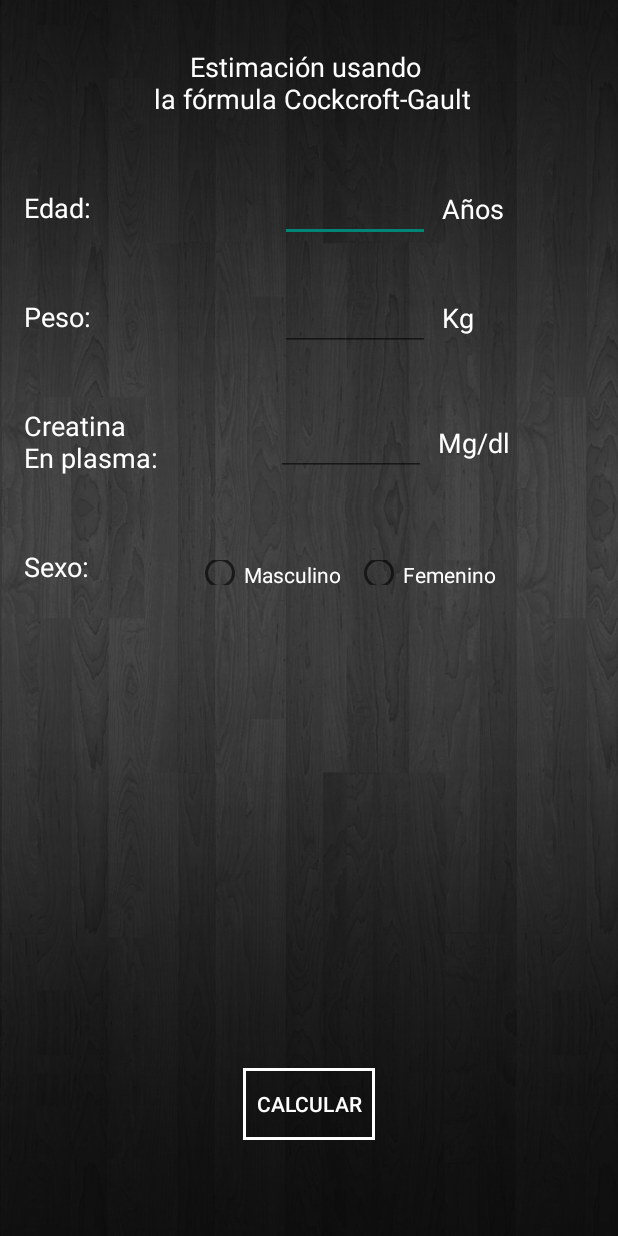
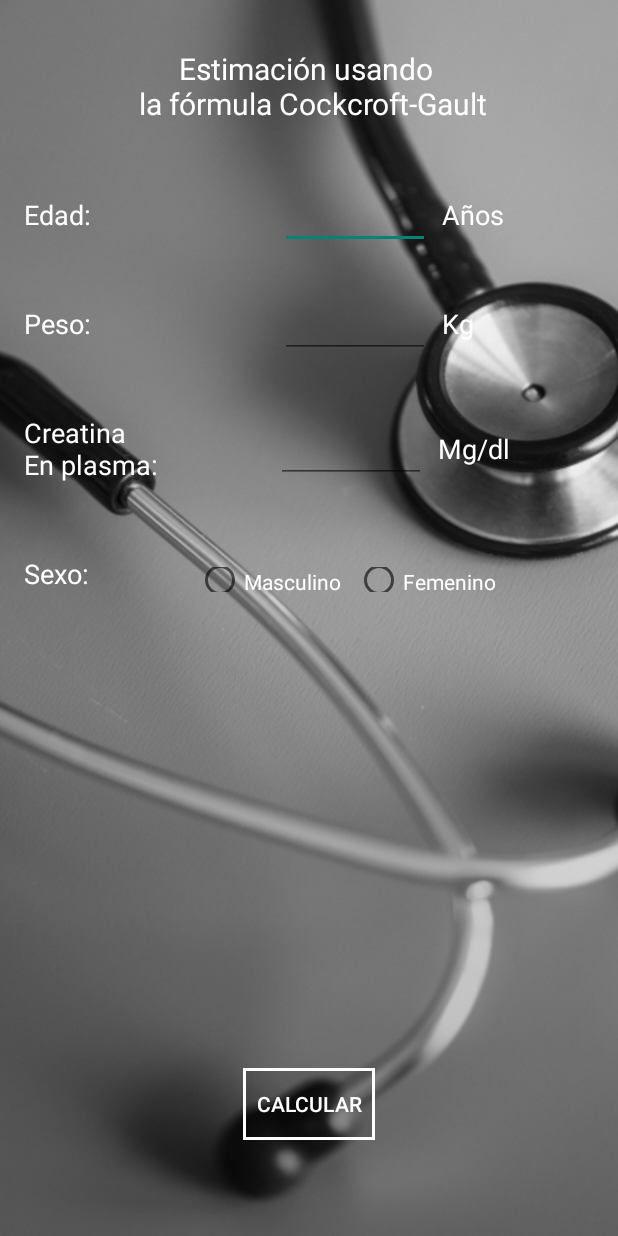
Before and after one commit to torchb3arer/iraimapp, an Android app: the screen it shows after launch (MainActivity), on a phone screen of 412 x 824 dp. Run offline under Robolectric (Android 15) with nearby library versions, the phone set to English and light mode, and no system bars.

Commit message:
avances para el cambio de look and feel

```diff
--- /dev/null
+++ b/app/src/main/gen/com/example/torchb3arer/iraimapp/Manifest.java
@@ -0,0 +1,7 @@
+/*___Generated_by_IDEA___*/
+
+package com.example.torchb3arer.iraimapp;
+
+/* This stub is only used by the IDE. It is NOT the Manifest class actually packed into the APK */
+public final class Manifest {
+}
--- /dev/null
+++ b/app/src/main/gen/com/example/torchb3arer/iraimapp/R.java
@@ -0,0 +1,7 @@
+/*___Generated_by_IDEA___*/
+
+package com.example.torchb3arer.iraimapp;
+
+/* This stub is only used by the IDE. It is NOT the R class actually packed into the APK */
+public final class R {
+}
--- a/app/src/main/res/layout/activity_main.xml
+++ b/app/src/main/res/layout/activity_main.xml
@@ -2,34 +2,36 @@
 <android.support.constraint.ConstraintLayout xmlns:android="http://schemas.android.com/apk/res/android"
     xmlns:app="http://schemas.android.com/apk/res-auto"
     xmlns:tools="http://schemas.android.com/tools"
-    android:layout_width="match_parent"
-    android:layout_height="match_parent"
+    android:id="@+id/background"
+    android:layout_width="wrap_content"
+    android:layout_height="wrap_content"
     tools:context=".Controller.MainActivity">
 
     <ImageView
         android:id="@+id/imageView3"
-        android:layout_width="0dp"
-        android:layout_height="0dp"
+        android:layout_width="wrap_content"
+        android:layout_height="wrap_content"
         android:scaleType="centerCrop"
         app:layout_constraintBottom_toBottomOf="parent"
         app:layout_constraintEnd_toEndOf="parent"
-        app:layout_constraintHorizontal_bias="1.0"
         app:layout_constraintStart_toStartOf="parent"
         app:layout_constraintTop_toTopOf="parent"
-        app:layout_constraintVertical_bias="0.0"
-        app:srcCompat="@drawable/background" />
+        app:layout_constraintVertical_bias="1.0"
+        app:srcCompat="@drawable/pixelunsplash" />
 
     <TextView
         android:id="@+id/titulo"
         android:layout_width="wrap_content"
         android:layout_height="wrap_content"
-        android:layout_marginEnd="16dp"
         android:layout_marginStart="16dp"
         android:layout_marginTop="32dp"
+        android:layout_marginEnd="16dp"
+        android:fontFamily="sans-serif"
         android:text="@string/titulo"
         android:textAlignment="center"
+        android:textAllCaps="false"
         android:textColor="@android:color/white"
-        android:textSize="18sp"
+        android:textSize="20sp"
         app:layout_constraintEnd_toEndOf="parent"
         app:layout_constraintStart_toStartOf="parent"
         app:layout_constraintTop_toTopOf="@+id/imageView3" />
@@ -51,8 +53,8 @@
         android:id="@+id/edadInp"
         android:layout_width="100sp"
         android:layout_height="wrap_content"
+        android:layout_marginStart="8dp"
         android:layout_marginEnd="8dp"
-        android:layout_marginStart="8dp"
         android:ems="10"
         android:inputType="number"
         android:textColor="@android:color/white"
@@ -101,9 +103,9 @@
     <RadioGroup
         android:layout_width="210dp"
         android:layout_height="0dp"
-        android:layout_marginEnd="8dp"
         android:layout_marginStart="8dp"
         android:layout_marginTop="8dp"
+        android:layout_marginEnd="8dp"
         android:orientation="horizontal"
         app:layout_constraintBottom_toBottomOf="@+id/sexTxt"
         app:layout_constraintEnd_toEndOf="@+id/imageView3"
@@ -131,8 +133,8 @@
         android:id="@+id/pesoInp"
         android:layout_width="100sp"
         android:layout_height="wrap_content"
+        android:layout_marginStart="8dp"
         android:layout_marginEnd="8dp"
-        android:layout_marginStart="8dp"
         android:ems="10"
         android:inputType="numberDecimal"
         android:textColor="@android:color/white"
@@ -145,8 +147,8 @@
         android:id="@+id/creaInp"
         android:layout_width="100sp"
         android:layout_height="wrap_content"
+        android:layout_marginStart="8dp"
         android:layout_marginEnd="8dp"
-        android:layout_marginStart="8dp"
         android:ems="10"
         android:inputType="numberDecimal"
         android:textColor="@android:color/white"
@@ -160,9 +162,9 @@
         android:id="@+id/button"
         android:layout_width="wrap_content"
         android:layout_height="wrap_content"
+        android:layout_marginStart="8dp"
+        android:layout_marginEnd="8dp"
         android:layout_marginBottom="64dp"
-        android:layout_marginEnd="8dp"
-        android:layout_marginStart="8dp"
         android:background="@drawable/iraimapp_bton"
         android:onClick="onClickCalcular"
         android:text="@string/calcular"
@@ -175,9 +177,9 @@
         android:id="@+id/textView2"
         android:layout_width="wrap_content"
         android:layout_height="wrap_content"
-        android:layout_marginBottom="8dp"
         android:layout_marginStart="8dp"
         android:layout_marginTop="8dp"
+        android:layout_marginBottom="8dp"
         android:text="@string/anos"
         android:textColor="@android:color/white"
         android:textSize="18sp"
@@ -189,9 +191,9 @@
         android:id="@+id/textView3"
         android:layout_width="wrap_content"
         android:layout_height="wrap_content"
-        android:layout_marginBottom="8dp"
         android:layout_marginStart="8dp"
         android:layout_marginTop="8dp"
+        android:layout_marginBottom="8dp"
         android:text="@string/kg"
         android:textColor="@android:color/white"
         android:textSize="18sp"
@@ -203,9 +205,9 @@
         android:id="@+id/textView4"
         android:layout_width="wrap_content"
         android:layout_height="wrap_content"
-        android:layout_marginBottom="8dp"
         android:layout_marginStart="8dp"
         android:layout_marginTop="8dp"
+        android:layout_marginBottom="8dp"
         android:text="@string/mg_dl"
         android:textColor="@android:color/white"
         android:textSize="18sp"
--- a/app/src/main/res/layout/activity_resultado.xml
+++ b/app/src/main/res/layout/activity_resultado.xml
@@ -8,14 +8,14 @@
 
     <ImageView
         android:id="@+id/imageView2"
-        android:layout_width="0dp"
-        android:layout_height="0dp"
+        android:layout_width="wrap_content"
+        android:layout_height="wrap_content"
         android:scaleType="centerCrop"
         app:layout_constraintBottom_toBottomOf="parent"
         app:layout_constraintEnd_toEndOf="parent"
         app:layout_constraintStart_toStartOf="parent"
         app:layout_constraintTop_toTopOf="parent"
-        app:srcCompat="@drawable/background" />
+        app:srcCompat="@drawable/pixelunsplash" />
 
     <TextView
         android:id="@+id/txtResultado"
```
Also changed, not shown: app/src/main/res/drawable/pixelunsplash.jpg (added).
